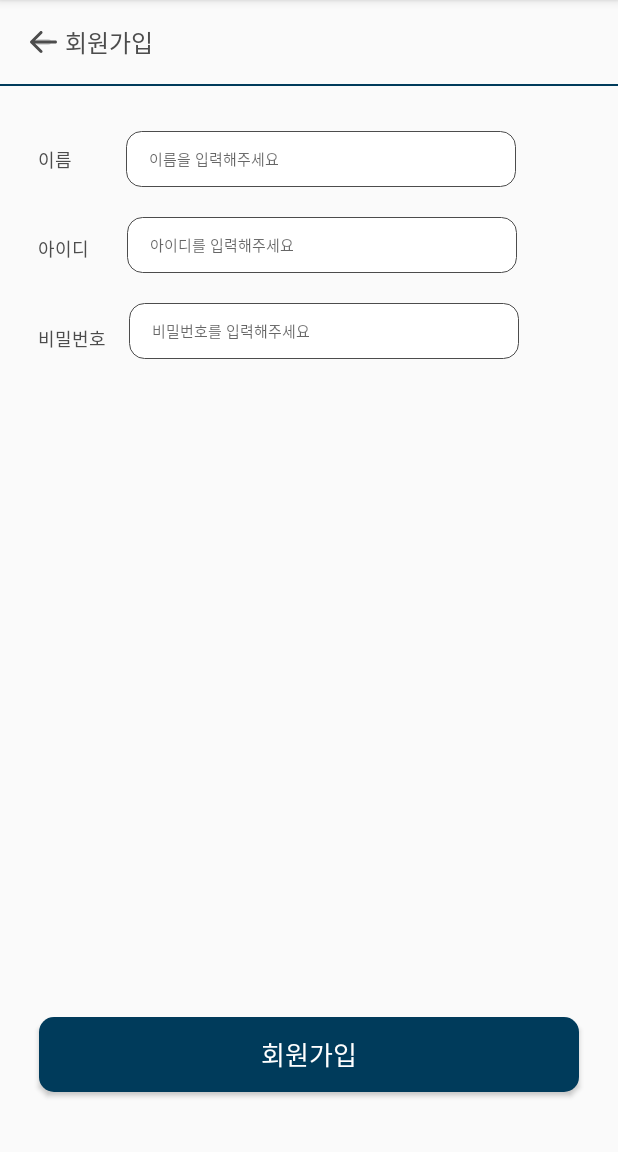
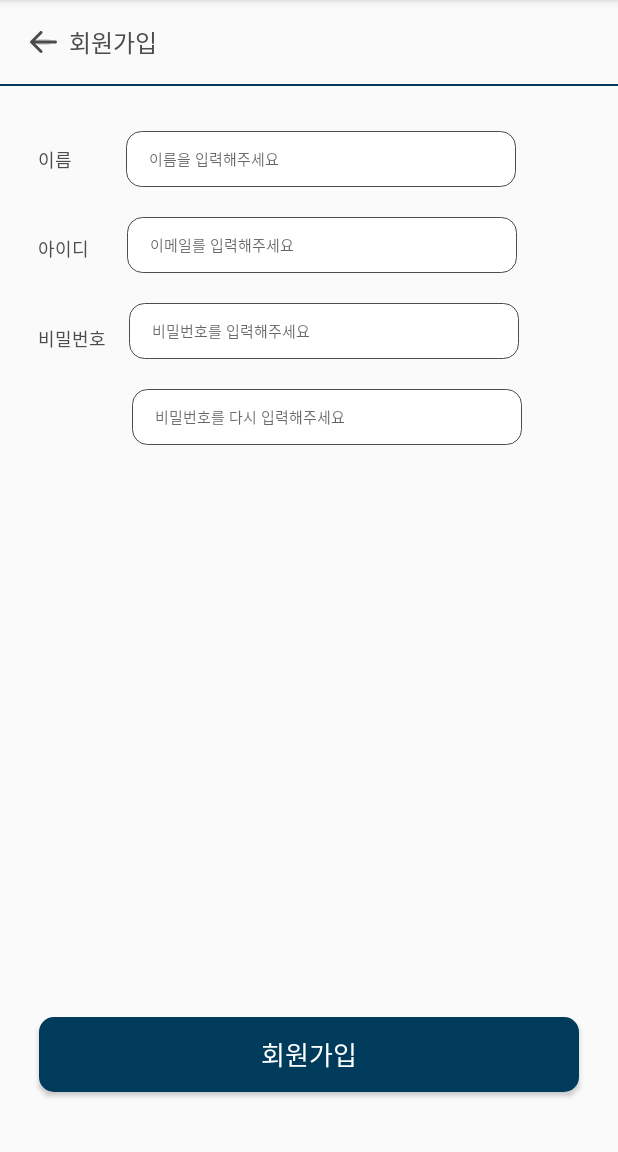
Before and after one commit to minseo1214/2021_GSM_project, an Android app: the RegisterActivity screen opened directly, with no data from a screen before it, on a phone screen of 412 x 824 dp, the part 84-1236 px from its top. Run offline under Robolectric (Android 15) with nearby library versions, the phone set to English and light mode, and no system bars; our stand-ins replace Firebase (no records; nobody signed in at launch, a user with empty details on screens opened directly).

Commit message:
[commit] update reservation xml/fragment + create/add_code register xml/activity

```diff
--- a/app/src/main/AndroidManifest.xml
+++ b/app/src/main/AndroidManifest.xml
@@ -2,6 +2,7 @@
 <manifest xmlns:android="http://schemas.android.com/apk/res/android"
     package="com.example.lieferung">
     <uses-permission android:name="android.permission.INTERNET" />
+
     <uses-permission android:name="android.permission.BLUETOOTH" />
     <uses-permission android:name="android.permission.BLUETOOTH_ADMIN" />
     <uses-permission android:name="android.permission.ACCESS_FINE_LOCATION" />
--- a/app/src/main/res/layout/activity_register.xml
+++ b/app/src/main/res/layout/activity_register.xml
@@ -16,7 +16,7 @@
 
         <ImageButton
             android:id="@+id/back_btn"
-            android:onClick="@{activity::backBtnClick}"
+            android:onClick="@{}"
             android:layout_width="18dp"
             android:layout_height="16dp"
             android:layout_marginStart="20dp"
@@ -25,7 +25,7 @@
         <TextView
             android:layout_width="wrap_content"
             android:layout_height="wrap_content"
-            android:layout_marginStart="5dp"
+            android:layout_marginStart="8dp"
             android:text="@string/join_mbs"
             android:textColor="@color/base"
             android:textSize="16sp"
@@ -127,6 +127,22 @@
         app:layout_constraintTop_toBottomOf="@+id/edit_id"
         app:layout_constraintStart_toEndOf="@+id/password"/>
 
+    <EditText
+        android:id="@+id/edit_pw_re"
+        android:layout_width="260dp"
+        android:layout_height="37dp"
+        android:layout_marginTop="20dp"
+        android:layout_marginStart="23dp"
+        android:paddingStart="15dp"
+        android:background="@drawable/signup_edittext_border"
+        android:hint="@string/type_pw_re"
+        android:textColor="@color/text"
+        android:textSize="10sp"
+        android:fontFamily="@font/scd5_medium"
+        app:layout_constraintTop_toBottomOf="@+id/edit_pw"
+        app:layout_constraintStart_toStartOf="parent"
+        app:layout_constraintEnd_toEndOf="parent"/>
+
     <Button
         android:id="@+id/btn_register"
         android:layout_width="360dp"
--- a/app/src/main/res/values/strings.xml
+++ b/app/src/main/res/values/strings.xml
@@ -11,9 +11,10 @@
     <string name="certify_number">인증번호</string>
     <string name="type_certify">인증번호를 입력해주세요</string>
     <string name="id">아이디</string>
-    <string name="type_id">아이디를 입력해주세요</string>
+    <string name="type_id">이메일를 입력해주세요</string>
     <string name="pw">비밀번호</string>
     <string name="type_pw">비밀번호를 입력해주세요</string>
+    <string name="type_pw_re">비밀번호를 다시 입력해주세요</string>
 
     <string name="find_id">아이디 찾기</string>
     <string name="find_pw">비밀번호 찾기</string>
--- a/build.gradle
+++ b/build.gradle
@@ -8,6 +8,7 @@ buildscript {
     dependencies {
         classpath "com.android.tools.build:gradle:7.0.3"
         classpath 'org.jetbrains.kotlin:kotlin-gradle-plugin:1.6.10'
+        classpath 'com.google.gms:google-services:4.3.10'
 
         // NOTE: Do not place your application dependencies here; they belong
         // in the individual module build.gradle files
```
Also changed, not shown: app/build.gradle (+11 -6 lines), app/src/main/java/com/example/lieferung/LocalDatas.kt (added, +12 -0 lines), app/src/main/java/com/example/lieferung/RegisterActivity.kt (+90 -0 lines), app/src/main/java/com/example/lieferung/Repository.kt (+5 -2 lines), app/src/main/java/com/example/lieferung/ui/FragmentReservation.kt (+9 -17 lines), app/src/main/java/com/example/lieferung/viewmodel/ReserveViewModel.kt (+8 -6 lines), app/src/main/res/layout/fragment_reservation.xml (+7 -6 lines), 1 other file.
